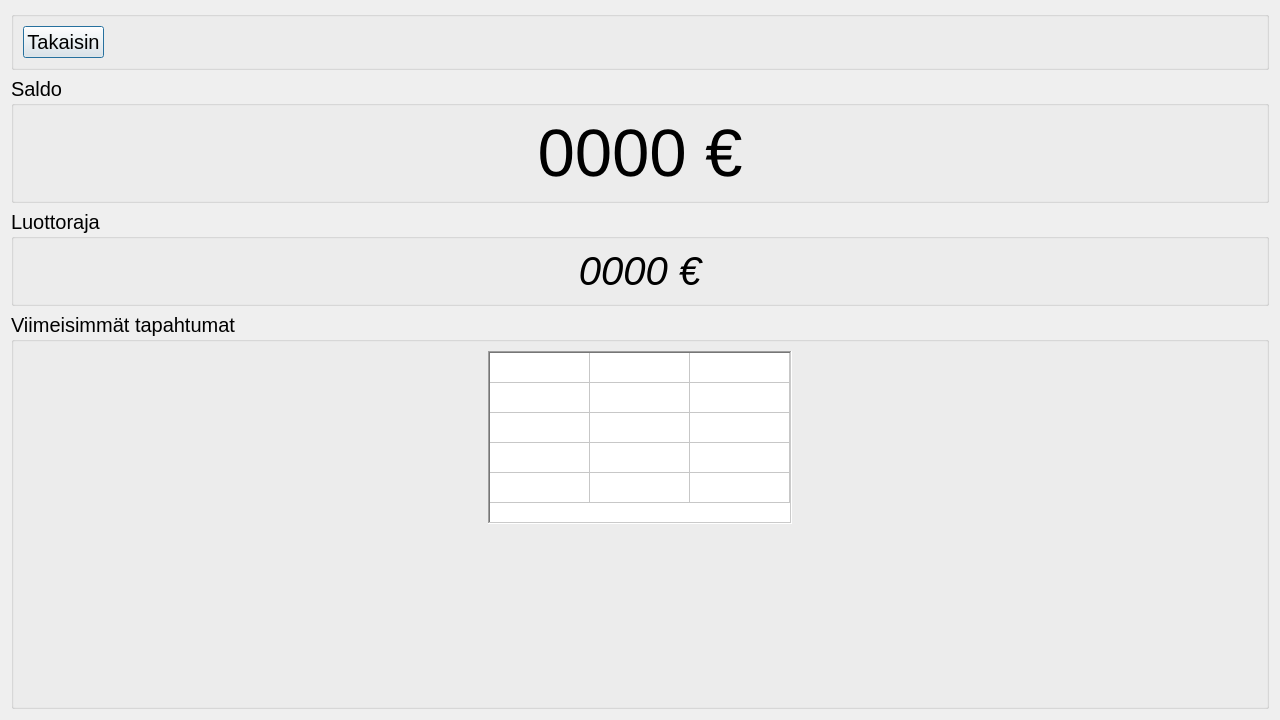
The window that frontend/balanceDLL/balancedialog.ui (JnsRdnp/ATM-Simulator) describes before a commit, drawn with Qt 5.
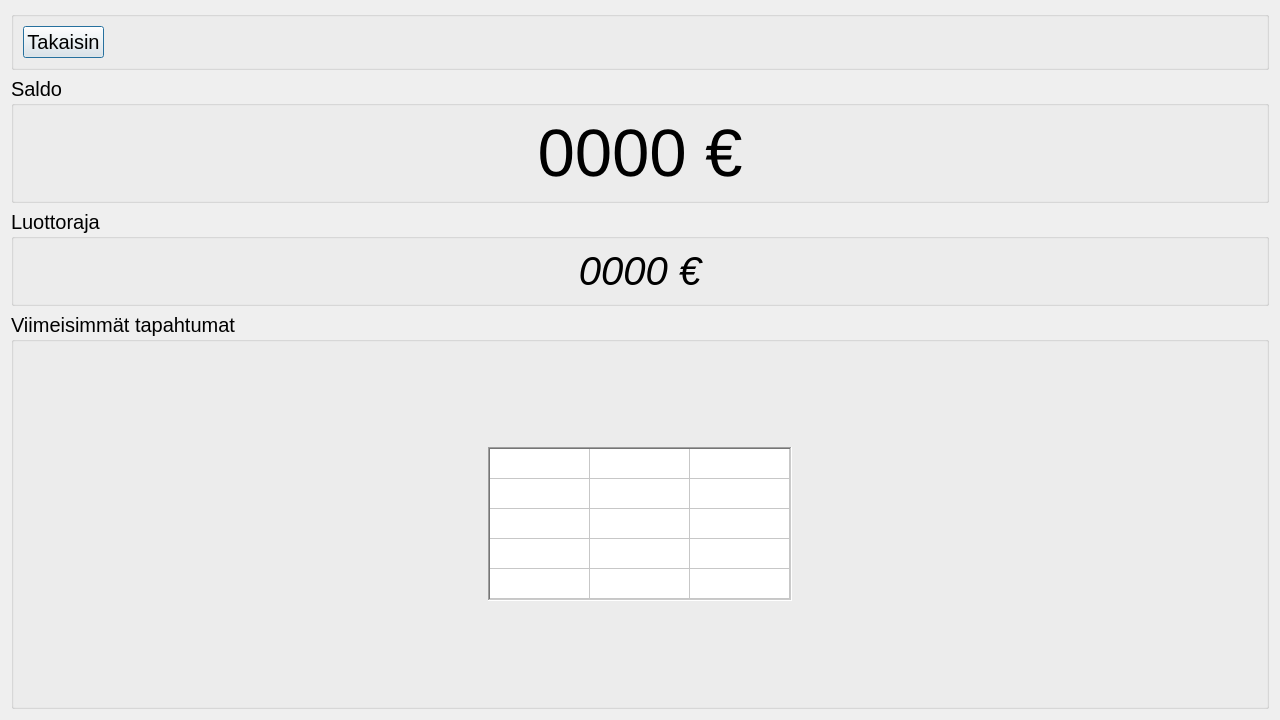
The same window after the commit.

Commit message: balance in fullscreen

Patch:
```diff
--- a/frontend/balanceDLL/balancedialog.ui
+++ b/frontend/balanceDLL/balancedialog.ui
@@ -128,7 +128,7 @@
       <string>Viimeisimmät tapahtumat</string>
      </property>
      <layout class="QGridLayout" name="gridLayout">
-      <item row="0" column="0">
+      <item row="1" column="0">
        <spacer name="horizontalSpacer_2">
         <property name="orientation">
          <enum>Qt::Horizontal</enum>
@@ -142,19 +142,6 @@
        </spacer>
       </item>
       <item row="1" column="1">
-       <spacer name="verticalSpacer">
-        <property name="orientation">
-         <enum>Qt::Vertical</enum>
-        </property>
-        <property name="sizeHint" stdset="0">
-         <size>
-          <width>20</width>
-          <height>40</height>
-         </size>
-        </property>
-       </spacer>
-      </item>
-      <item row="0" column="1">
        <widget class="QTableWidget" name="tblHistory">
         <property name="sizePolicy">
          <sizepolicy hsizetype="Minimum" vsizetype="Expanding">
@@ -292,7 +279,20 @@
         </item>
        </widget>
       </item>
-      <item row="0" column="2">
+      <item row="2" column="1">
+       <spacer name="verticalSpacer">
+        <property name="orientation">
+         <enum>Qt::Vertical</enum>
+        </property>
+        <property name="sizeHint" stdset="0">
+         <size>
+          <width>20</width>
+          <height>40</height>
+         </size>
+        </property>
+       </spacer>
+      </item>
+      <item row="1" column="2">
        <spacer name="horizontalSpacer_3">
         <property name="orientation">
          <enum>Qt::Horizontal</enum>
@@ -305,6 +305,19 @@
         </property>
        </spacer>
       </item>
+      <item row="0" column="1">
+       <spacer name="verticalSpacer_2">
+        <property name="orientation">
+         <enum>Qt::Vertical</enum>
+        </property>
+        <property name="sizeHint" stdset="0">
+         <size>
+          <width>20</width>
+          <height>40</height>
+         </size>
+        </property>
+       </spacer>
+      </item>
      </layout>
     </widget>
    </item>
```
The commit also changes 1 other file.
